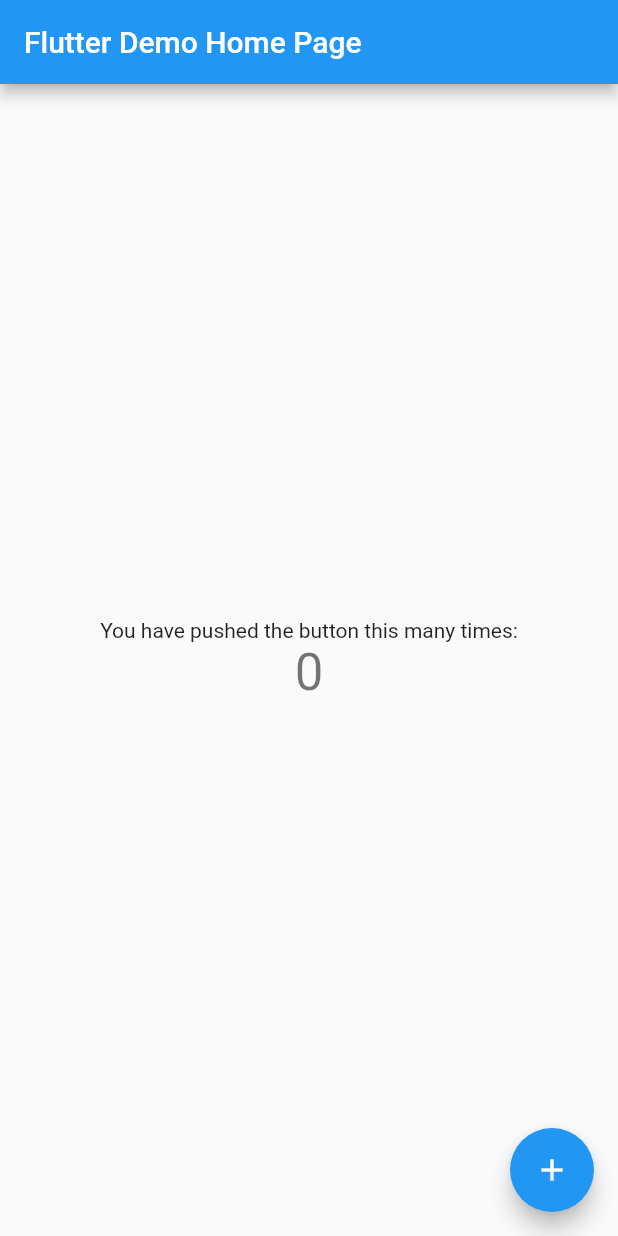
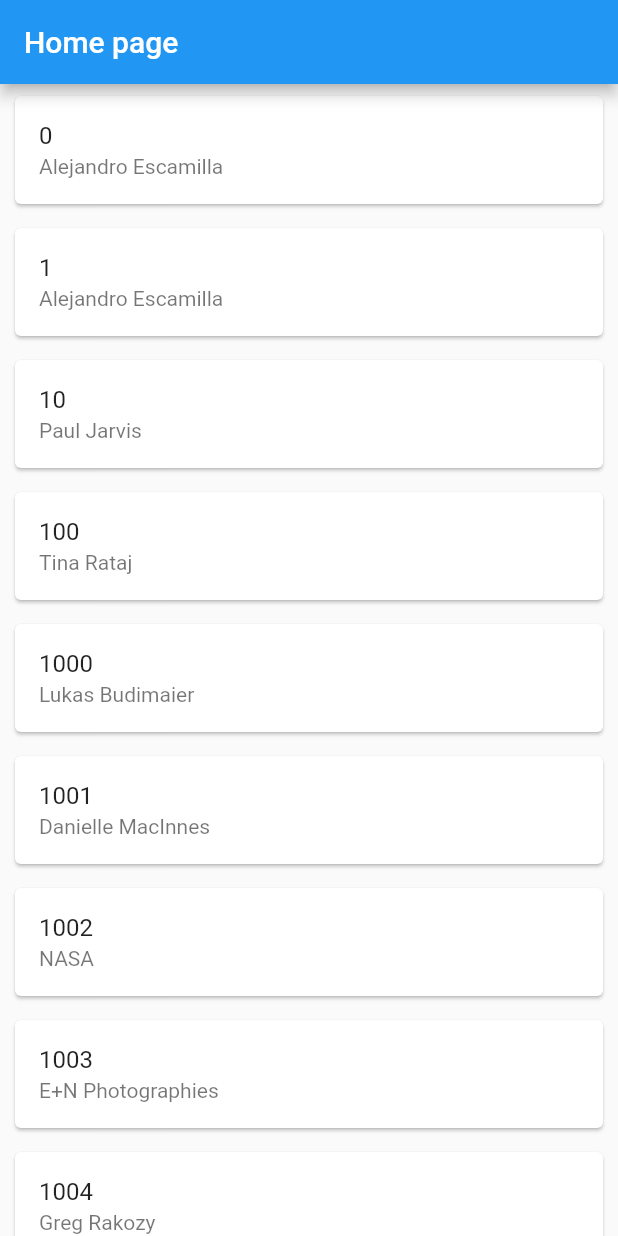
Before and after one commit to NafizZ/shodaimama-test-app, a Flutter app: the screen it shows after launch, on a phone screen of 412 x 824 dp. Run offline on Flutter 3.47's test engine with Material 2 defaults, Android fonts, the light colour scheme and no system bars.

Commit message:
basic list view implemented in home screen

```diff
--- /dev/null
+++ b/lib/home_screen.dart
@@ -0,0 +1,59 @@
+import 'package:flutter/material.dart';
+
+class HomeScreen extends StatefulWidget {
+  const HomeScreen({ Key? key }) : super(key: key);
+
+  @override
+  State<HomeScreen> createState() => _HomeScreenState();
+}
+
+class _HomeScreenState extends State<HomeScreen> {
+  List temp = [{"id":"0","author":"Alejandro Escamilla","width":5616,"height":3744,"url":"https://unsplash.com/photos/yC-Yzbqy7PY","download_url":"https://picsum.photos/id/0/5616/3744"},
+               {"id":"1","author":"Alejandro Escamilla","width":5616,"height":3744,"url":"https://unsplash.com/photos/LNRyGwIJr5c","download_url":"https://picsum.photos/id/1/5616/3744"},
+               {"id":"10","author":"Paul Jarvis","width":2500,"height":1667,"url":"https://unsplash.com/photos/6J--NXulQCs","download_url":"https://picsum.photos/id/10/2500/1667"},
+               {"id":"100","author":"Tina Rataj","width":2500,"height":1656,"url":"https://unsplash.com/photos/pwaaqfoMibI","download_url":"https://picsum.photos/id/100/2500/1656"},
+               {"id":"1000","author":"Lukas Budimaier","width":5626,"height":3635,"url":"https://unsplash.com/photos/6cY-FvMlmkQ","download_url":"https://picsum.photos/id/1000/5626/3635"},
+               {"id":"1001","author":"Danielle MacInnes","width":5616,"height":3744,"url":"https://unsplash.com/photos/1DkWWN1dr-s","download_url":"https://picsum.photos/id/1001/5616/3744"},
+               {"id":"1002","author":"NASA","width":4312,"height":2868,"url":"https://unsplash.com/photos/6-jTZysYY_U","download_url":"https://picsum.photos/id/1002/4312/2868"},
+               {"id":"1003","author":"E+N Photographies","width":1181,"height":1772,"url":"https://unsplash.com/photos/GYumuBnTqKc","download_url":"https://picsum.photos/id/1003/1181/1772"},
+               {"id":"1004","author":"Greg Rakozy","width":5616,"height":3744,"url":"https://unsplash.com/photos/SSxIGsySh8o","download_url":"https://picsum.photos/id/1004/5616/3744"},
+               {"id":"1005","author":"Matthew Wiebe","width":5760,"height":3840,"url":"https://unsplash.com/photos/tBtuxtLvAZs","download_url":"https://picsum.photos/id/1005/5760/3840"},
+               {"id":"1006","author":"Vladimir Kudinov","width":3000,"height":2000,"url":"https://unsplash.com/photos/-wWRHIUklxM","download_url":"https://picsum.photos/id/1006/3000/2000"},
+               {"id":"1008","author":"Benjamin Combs","width":5616,"height":3744,"url":"https://unsplash.com/photos/5L4XAgMSno0","download_url":"https://picsum.photos/id/1008/5616/3744"},
+               {"id":"1009","author":"Christopher Campbell","width":5000,"height":7502,"url":"https://unsplash.com/photos/CMWRIzyMKZk","download_url":"https://picsum.photos/id/1009/5000/7502"},
+               {"id":"101","author":"Christian Bardenhorst","width":2621,"height":1747,"url":"https://unsplash.com/photos/8lMhzUjD1Wk","download_url":"https://picsum.photos/id/101/2621/1747"},
+               {"id":"1010","author":"Samantha Sophia","width":5184,"height":3456,"url":"https://unsplash.com/photos/NaWKMlp3tVs","download_url":"https://picsum.photos/id/1010/5184/3456"},
+               {"id":"1011","author":"Roberto Nickson","width":5472,"height":3648,"url":"https://unsplash.com/photos/7BjmDICVloE","download_url":"https://picsum.photos/id/1011/5472/3648"},
+               {"id":"1012","author":"Scott Webb","width":3973,"height":2639,"url":"https://unsplash.com/photos/uAgLGG1WBd4","download_url":"https://picsum.photos/id/1012/3973/2639"},
+               {"id":"1013","author":"Cayton Heath","width":4256,"height":2832,"url":"https://unsplash.com/photos/D8LcRLwZyPs","download_url":"https://picsum.photos/id/1013/4256/2832"},
+               {"id":"1014","author":"Oscar Keys","width":6016,"height":4000,"url":"https://unsplash.com/photos/AmPRUnRb6N0","download_url":"https://picsum.photos/id/1014/6016/4000"},
+               {"id":"1015","author":"Alexey Topolyanskiy","width":6000,"height":4000,"url":"https://unsplash.com/photos/-oWyJoSqBRM","download_url":"https://picsum.photos/id/1015/6000/4000"}
+              ];
+  @override
+  Widget build(BuildContext context) {
+    return Scaffold(
+      appBar: AppBar(
+
+        title: const Text('Home page'),
+      ),
+      body: ListView.builder(
+        itemCount: temp.length,
+        itemBuilder: (_, index) => Card(
+          margin: const EdgeInsets.symmetric(vertical: 8, horizontal: 10),
+          child: ListTile(
+            title: Text(temp[index]['id']),
+            subtitle: Text(temp[index]['author']),
+          ),
+        ),
+      ),
+      // GridView.builder(
+      //   itemCount: temp.length,
+      //   gridDelegate: const SliverGridDelegateWithFixedCrossAxisCount(mainAxisSpacing: 20, crossAxisSpacing: 20, crossAxisCount: 3),
+      //   itemBuilder: (BuildContext ctx, int index) {
+      //     return Image.network(temp[index]["download_url"]);
+      //   },
+      // ),
+ // This trailing comma makes auto-formatting nicer for build methods.
+    );
+  }
+}
--- a/lib/main.dart
+++ b/lib/main.dart
@@ -1,4 +1,5 @@
 import 'package:flutter/material.dart';
+import 'package:shodaimama_test_app/home_screen.dart';
 
 void main() {
   runApp(const MyApp());
@@ -14,53 +15,7 @@
       theme: ThemeData(
         primarySwatch: Colors.blue,
       ),
-      home: const MyHomePage(title: 'Flutter Demo Home Page'),
+      home: const HomeScreen(),
     );
   }
 }
-
-class MyHomePage extends StatefulWidget {
-  const MyHomePage({Key? key, required this.title}) : super(key: key);
-  final String title;
-
-  @override
-  State<MyHomePage> createState() => _MyHomePageState();
-}
-
-class _MyHomePageState extends State<MyHomePage> {
-  int _counter = 0;
-
-  void _incrementCounter() {
-    setState(() {
-     _counter++;
-    });
-  }
-
-  @override
-  Widget build(BuildContext context) {
-    return Scaffold(
-      appBar: AppBar(
-        title: Text(widget.title),
-      ),
-      body: Center(
-        child: Column(
-          mainAxisAlignment: MainAxisAlignment.center,
-          children: <Widget>[
-            const Text(
-              'You have pushed the button this many times:',
-            ),
-            Text(
-              '$_counter',
-              style: Theme.of(context).textTheme.headline4,
-            ),
-          ],
-        ),
-      ),
-      floatingActionButton: FloatingActionButton(
-        onPressed: _incrementCounter,
-        tooltip: 'Increment',
-        child: const Icon(Icons.add),
-      ), // This trailing comma makes auto-formatting nicer for build methods.
-    );
-  }
-}
```
